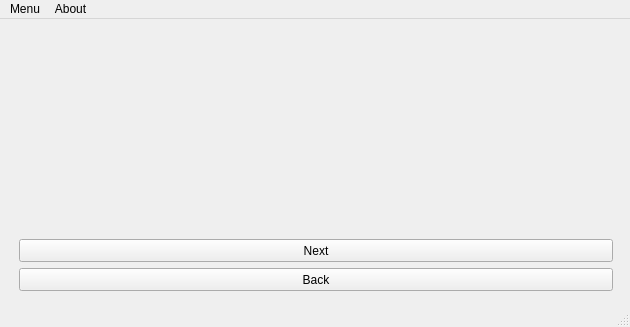
Above: sfo.ui from Abir-Tx/StudyFolderOrganizer-GUI before the change. Below: the same form after it.
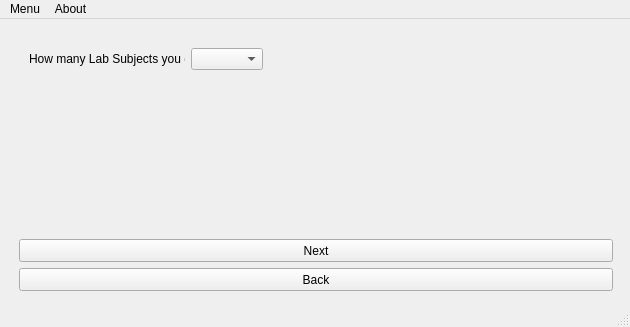
That is the form after the change. The open tabs and pages were chosen to show the change.

Commit message: Add lab subject number listing using combo box

What changed in the file:
```diff
--- a/sfo.ui
+++ b/sfo.ui
@@ -206,6 +206,28 @@
          <string>Back</string>
         </property>
        </widget>
+       <widget class="QWidget" name="">
+        <property name="geometry">
+         <rect>
+          <x>20</x>
+          <y>20</y>
+          <width>234</width>
+          <height>22</height>
+         </rect>
+        </property>
+        <layout class="QHBoxLayout" name="horizontalLayout_8">
+         <item>
+          <widget class="QLabel" name="labsubnolabel">
+           <property name="text">
+            <string>How many Lab Subjects you got </string>
+           </property>
+          </widget>
+         </item>
+         <item>
+          <widget class="QComboBox" name="labsubno"/>
+         </item>
+        </layout>
+       </widget>
       </widget>
      </widget>
     </item>
```
Left out of the diff: 2 changed lines with no effect on the pictures. The commit also changes 2 other files.
